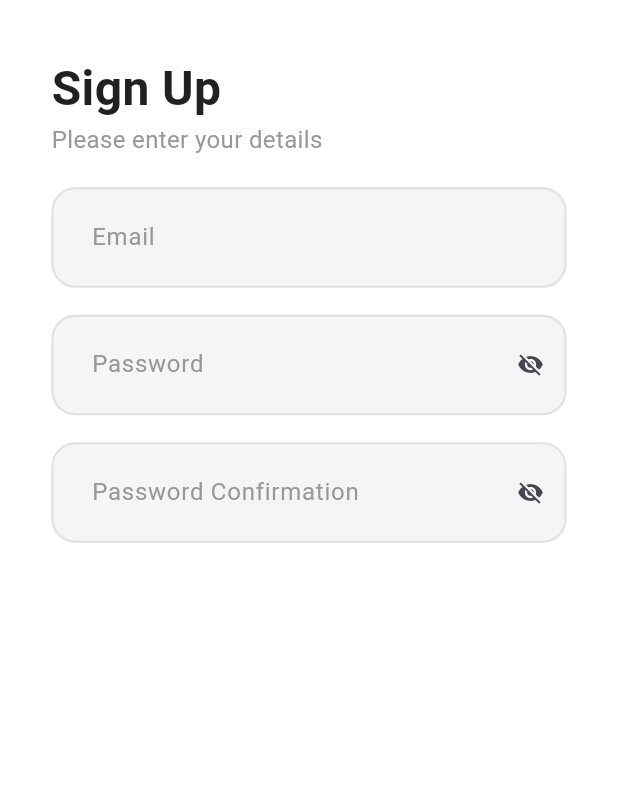
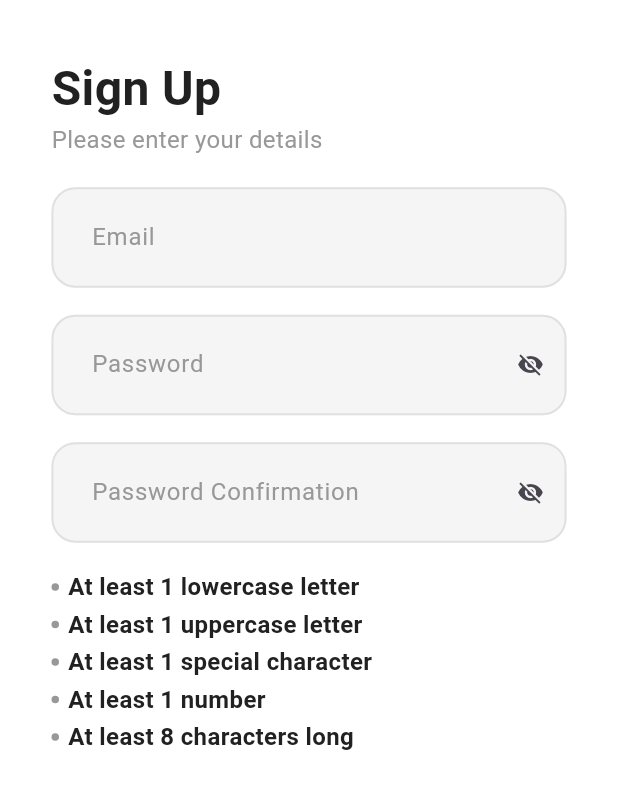
Before and after one commit to shroida/E-Commerce-app, a Flutter app: the screen it shows after launch, on a phone screen of 412 x 824 dp. Shown: the top 789 px of the screen. Run offline on Flutter 3.47's test engine with Material 3 defaults, Android fonts, the phone set to English and light mode, and no system bars; our stand-ins replace animated_text_kit, flutter_bloc, flutter_screenutil, freezed_annotation, go_router.

Commit message:
PasswordValidations widget

```diff
--- a/lib/core/theming/app_styles.dart
+++ b/lib/core/theming/app_styles.dart
@@ -10,4 +10,6 @@ class AppStyles {
       fontSize: 16, fontWeight: FontWeight.w400, color: ColorsManager.grayText);
   static TextStyle black16SemiBold = const TextStyle(
       fontSize: 16, fontWeight: FontWeight.w700, color: ColorsManager.textColorPrimary);
+  static TextStyle accent13SemiBold = const TextStyle(
+      fontSize: 16, fontWeight: FontWeight.w700, color: ColorsManager.accentColor);
 }
--- /dev/null
+++ b/lib/core/widgets/passwords_validations.dart
@@ -0,0 +1,57 @@
+import 'package:e_commerce_app/core/theming/app_styles.dart';
+import 'package:e_commerce_app/core/theming/colors_manager.dart';
+import 'package:flutter/material.dart';
+
+class PasswordValidations extends StatelessWidget {
+  final bool hasLowerCase;
+  final bool hasUpperCase;
+  final bool hasSpecialCharacters;
+  final bool hasNumber;
+  final bool hasMinLength;
+  const PasswordValidations({
+    super.key,
+    required this.hasLowerCase,
+    required this.hasUpperCase,
+    required this.hasSpecialCharacters,
+    required this.hasNumber,
+    required this.hasMinLength,
+  });
+
+  @override
+  Widget build(BuildContext context) {
+    return Column(
+      children: [
+        buildValidationRow('At least 1 lowercase letter', hasLowerCase),
+       const SizedBox(height:  2),
+        buildValidationRow('At least 1 uppercase letter', hasUpperCase),
+       const SizedBox(height:  2),
+        buildValidationRow(
+            'At least 1 special character', hasSpecialCharacters),
+       const SizedBox(height:  2),
+        buildValidationRow('At least 1 number', hasNumber),
+       const SizedBox(height:  2),
+        buildValidationRow('At least 8 characters long', hasMinLength),
+      ],
+    );
+  }
+
+  Widget buildValidationRow(String text, bool hasValidated) {
+    return Row(
+      children: [
+        CircleAvatar(
+          radius: 2.5,
+          backgroundColor:
+              hasValidated ? const Color(0xFF4CAF50): ColorsManager.grayText,
+        ),
+        const SizedBox(width:  6),
+        Text(
+          text,
+          style: AppStyles.accent13SemiBold.copyWith(
+            color:
+                hasValidated ? const Color(0xFF4CAF50): ColorsManager.textColorPrimary,
+          ),
+        )
+      ],
+    );
+  }
+}
--- a/lib/features/register/ui/widgets/register_form.dart
+++ b/lib/features/register/ui/widgets/register_form.dart
@@ -1,5 +1,6 @@
 import 'package:e_commerce_app/core/helper/app_regex.dart';
 import 'package:e_commerce_app/core/widgets/app_text_form_field.dart';
+import 'package:e_commerce_app/core/widgets/passwords_validations.dart';
 import 'package:e_commerce_app/features/register/logic/signup_cubit.dart';
 import 'package:flutter/material.dart';
 import 'package:flutter_bloc/flutter_bloc.dart';
@@ -27,7 +28,20 @@ class _RegisterFormState extends State<RegisterForm> {
   void initState() {
     super.initState();
     passwordController = context.read<SignupCubit>().passwordController;
-    // setupPasswordControllerListener();
+    setupPasswordControllerListener();
+  }
+
+  void setupPasswordControllerListener() {
+    passwordController.addListener(() {
+      setState(() {
+        hasLowercase = AppRegex.hasLowerCase(passwordController.text);
+        hasUppercase = AppRegex.hasUpperCase(passwordController.text);
+        hasSpecialCharacters =
+            AppRegex.hasSpecialCharacter(passwordController.text);
+        hasNumber = AppRegex.hasNumber(passwordController.text);
+        hasMinLength = AppRegex.hasMinLength(passwordController.text);
+      });
+    });
   }
 
   @override
@@ -98,6 +112,16 @@ class _RegisterFormState extends State<RegisterForm> {
             }
           },
         ),
+        const SizedBox(
+          height: 18,
+        ),
+        PasswordValidations(
+          hasLowerCase: hasLowercase,
+          hasMinLength: hasMinLength,
+          hasNumber: hasNumber,
+          hasSpecialCharacters: hasSpecialCharacters,
+          hasUpperCase: hasUppercase,
+        )
       ],
     ));
   }
```
